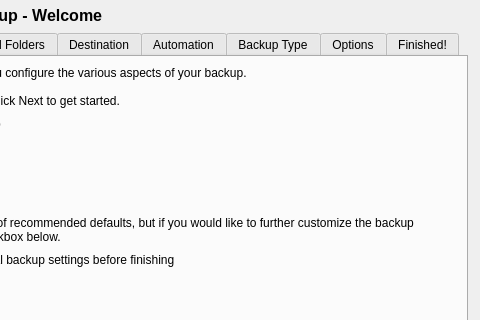
First picture: the form in data/ui/configBackup.ui, repository stewartadam/fwbackups, before the edit; both pictures show x 145 to 625 and y 0 to 320 of the 625 by 440 pixel window.
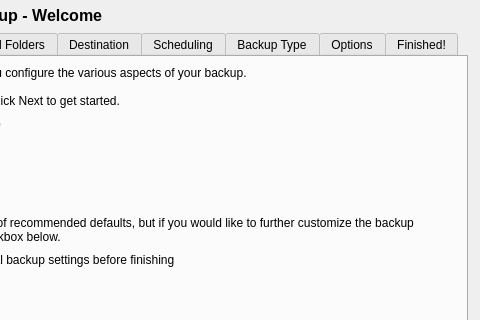
Second picture: the form after the edit. The open tabs and pages were chosen to show the change. Icons and pictures are not drawn. Custom widgets are drawn as their Qt base class.

Commit message: Save backup set & one time configurations upon closing configBackup dialog

```diff
--- a/data/ui/configBackup.ui
+++ b/data/ui/configBackup.ui
@@ -6,7 +6,7 @@
    <rect>
     <x>0</x>
     <y>0</y>
-    <width>691</width>
+    <width>688</width>
     <height>522</height>
    </rect>
   </property>
@@ -720,7 +720,7 @@
      </widget>
      <widget class="QWidget" name="automationTab">
       <attribute name="title">
-       <string>Automation</string>
+       <string>Scheduling</string>
       </attribute>
       <layout class="QVBoxLayout" name="verticalLayout_4">
        <item>
```
Left out of the diff: 20 changed lines with no effect on the pictures. The commit also changes 7 other files.
